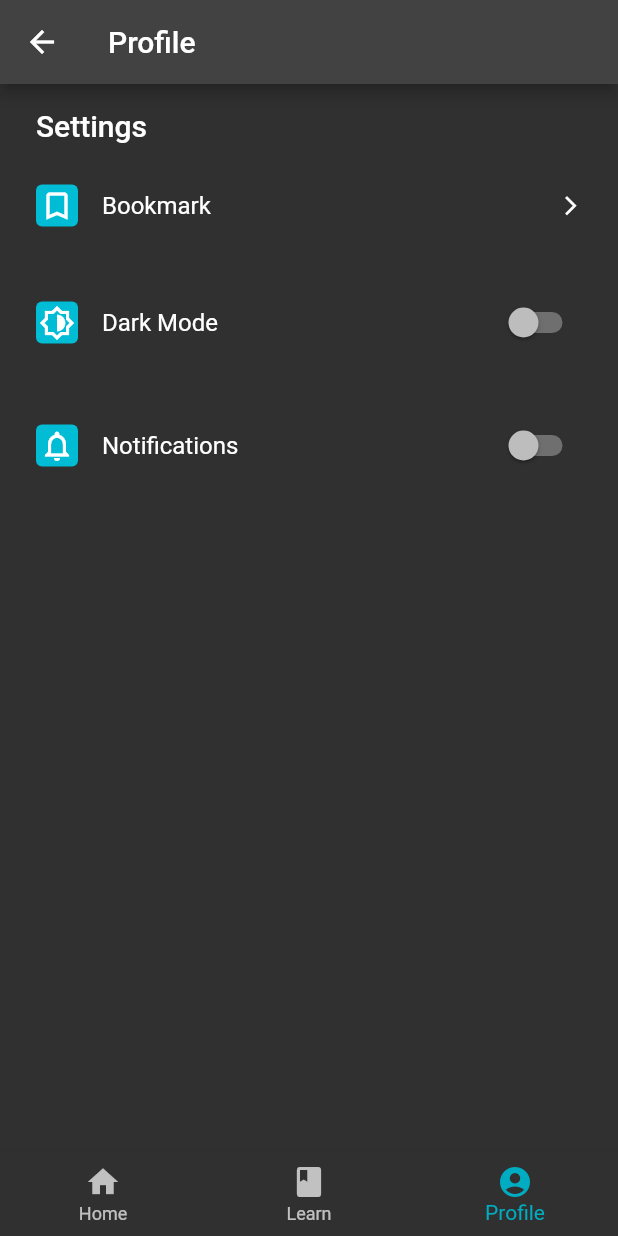
After one commit to dkofficial24/crypto_khabar, a Flutter app: the DashboardPage screen opened by its route, item 3 of the bottom bar chosen, on a phone screen of 412 x 824 dp. The commit adds this screen. Run offline on Flutter 3.47's test engine with Material 2 defaults, Android fonts, the phone set to English and light mode, and no system bars; our stand-ins replace cloud_firestore, connectivity, firebase_auth, firebase_core, flutter_local_notifications, flutter_markdown and 5 more; accounts and stored records are empty; network calls fail.

Commit message:
1.Tab added -learn,setting 2.Dark theme enable/disable option

```diff
--- a/lib/dashboard/page/dashboard_page.dart
+++ b/lib/dashboard/page/dashboard_page.dart
@@ -1,15 +1,50 @@
+import 'package:crypto_khabar/dashboard/page/top_news_page.dart';
+import 'package:crypto_khabar/learn/page/learn_page.dart';
+import 'package:crypto_khabar/profile/page/profile_page.dart';
 import 'package:flutter/material.dart';
 
 class DashboardPage extends StatefulWidget {
-
-
   @override
   _DashboardPageState createState() => _DashboardPageState();
 }
 
 class _DashboardPageState extends State<DashboardPage> {
+  int _selectedIndex = 0;
+
+  List<Widget> tabPage = [
+    TopNewsPage(),
+    LearnPage(),
+    ProfilePage(),
+  ];
+
   @override
   Widget build(BuildContext context) {
-    return Container();
+    return Scaffold(
+      body: tabPage[_selectedIndex],
+      bottomNavigationBar: BottomNavigationBar(
+        currentIndex: _selectedIndex,
+        onTap: onTabSelect,
+        items: const <BottomNavigationBarItem>[
+          BottomNavigationBarItem(
+            icon: Icon(Icons.home),
+            label: 'Home',
+          ),
+          BottomNavigationBarItem(
+            icon: Icon(Icons.book),
+            label: 'Learn',
+          ),
+          BottomNavigationBarItem(
+            icon: Icon(Icons.account_circle),
+            label: 'Profile',
+          ),
+        ],
+      ),
+    );
+  }
+
+  void onTabSelect(int index) {
+    setState(() {
+      _selectedIndex = index;
+    });
   }
 }
--- a/lib/main.dart
+++ b/lib/main.dart
@@ -1,3 +1,4 @@
+import 'package:crypto_khabar/profile/service/profile_setting_service.dart';
 import 'package:crypto_khabar/shared/splash_page.dart';
 import 'package:crypto_khabar/utils/app_routes.dart';
 import 'package:firebase_core/firebase_core.dart';
@@ -10,14 +11,34 @@ void main() async {
   runApp(MyApp());
 }
 
-class MyApp extends StatelessWidget {
+class MyApp extends StatefulWidget {
+
+
+  @override
+  _MyAppState createState() => _MyAppState();
+}
+
+class _MyAppState extends State<MyApp> {
+  bool isDarkTheme=false;
+
+  @override
+  void initState() {
+    ProfileSettingService().isDarkTheme().then((value) {
+      setState(() {
+        isDarkTheme = value;
+      });
+    });
+    super.initState();
+  }
+
+
   @override
   Widget build(BuildContext context) {
     return MaterialApp(
       title: AppName,
       routes: routes,
       debugShowCheckedModeBanner: false,
-      theme: false
+      theme: isDarkTheme
           ? ThemeData(
         brightness: Brightness.light,
         primaryColor: Colors.lightBlue[800],
--- /dev/null
+++ b/lib/profile/page/profile_page.dart
@@ -0,0 +1,117 @@
+import 'package:crypto_khabar/profile/provider/profile_setting_provider.dart';
+import 'package:flutter/material.dart';
+import 'package:provider/provider.dart';
+
+class ProfilePage extends StatefulWidget {
+  @override
+  _ProfilePageState createState() => _ProfilePageState();
+}
+
+class _ProfilePageState extends State<ProfilePage> {
+  ProfileSettingProvider provider;
+
+
+  @override
+  void initState() {
+    provider = ProfileSettingProvider();
+    super.initState();
+  }
+
+  @override
+  Widget build(BuildContext context) {
+    return ChangeNotifierProvider<ProfileSettingProvider>(
+      create: (ctx) => provider,
+      child: Consumer<ProfileSettingProvider>(
+        builder: (ctx, provider, child) {
+          return Scaffold(
+            appBar: AppBar(
+              title: Text("Profile"),
+            ),
+            body: Container(
+                padding: EdgeInsets.symmetric(horizontal: 24, vertical: 16),
+                child: ListView(
+                  children: [
+                    Text(
+                      "Settings",
+                      style: Theme.of(context).textTheme.headline6,
+                    ),
+                    SizedBox(height: 16),
+                    ProfileItem(
+                      title: "Bookmark",
+                      iconData: Icons.bookmark_outline,
+                      callback: () {},
+                      lastChild: Icon(
+                        Icons.arrow_forward_ios,
+                        size: 15,
+                      ),
+                    ),
+                    SizedBox(height: 16),
+                    ProfileItem(
+                      title: "Dark Mode",
+                      iconData: Icons.brightness_6_outlined,
+                      callback: () {},
+                      lastChild: Switch(
+                        onChanged: (value) {
+                          provider.setThemeMode(value);
+                        },
+                        value: provider.isDarkMode,
+                      ),
+                    ),
+                    SizedBox(height: 10),
+                    ProfileItem(
+                      title: "Notifications",
+                      iconData: Icons.notifications_outlined,
+                      callback: () {},
+                      lastChild: Switch(
+                        onChanged: (value) {
+                          provider.setNotificationReceiveStatus(value);
+                        },
+                        value: provider.getNotification,
+                      ),
+                    )
+                  ],
+                )),
+          );
+        },
+      ),
+    );
+  }
+}
+
+class ProfileItem extends StatelessWidget {
+  final String title;
+  final IconData iconData;
+  final Function callback;
+  final Widget lastChild;
+
+  const ProfileItem({
+    @required this.title,
+    @required this.iconData,
+    @required this.callback,
+    @required this.lastChild,
+  });
+
+  @override
+  Widget build(BuildContext context) {
+    return Container(
+      padding: EdgeInsets.symmetric(vertical: 12),
+      child: Row(
+        children: [
+          Container(
+            padding: EdgeInsets.all(2),
+            child: Icon(iconData),
+            decoration: BoxDecoration(
+                borderRadius: BorderRadius.circular(4), color: Colors.cyan),
+          ),
+          SizedBox(width: 16),
+          Text(
+            title,
+            style: Theme.of(context).textTheme.subtitle1,
+          ),
+          Expanded(child: Container()),
+          lastChild
+        ],
+      ),
+    );
+  }
+}
--- a/lib/shared/splash_page.dart
+++ b/lib/shared/splash_page.dart
@@ -11,7 +11,7 @@ class _SplashPageState extends State<SplashPage> {
   @override
   void initState() {
     AuthService().loginAnonymously().then((value) {
-      Navigator.pushReplacementNamed(context, AppRoutes.TopNewsPage);
+      Navigator.pushReplacementNamed(context, AppRoutes.Dashboard);
     }).timeout(Duration(seconds: 2));
 
     super.initState();
--- a/pubspec.yaml
+++ b/pubspec.yaml
@@ -38,6 +38,7 @@ dependencies:
   share: ^2.0.1
   flutter_markdown: ^0.6.8
   url_launcher: ^6.0.5
+  shared_preferences: ^2.0.7
 
 
   # The following adds the Cupertino Icons font to your application.
```
Also changed, not shown: lib/dashboard/page/top_news_page.dart (+9 -8 lines), lib/learn/page/learn_page.dart (added, +16 -0 lines), lib/profile/provider/profile_setting_provider.dart (added, +37 -0 lines), lib/profile/service/profile_setting_service.dart (added, +40 -0 lines), lib/shared/shared_pref_helper.dart (added, +14 -0 lines), pubspec.lock. Lines whose indentation alone changed are shown as unchanged.
